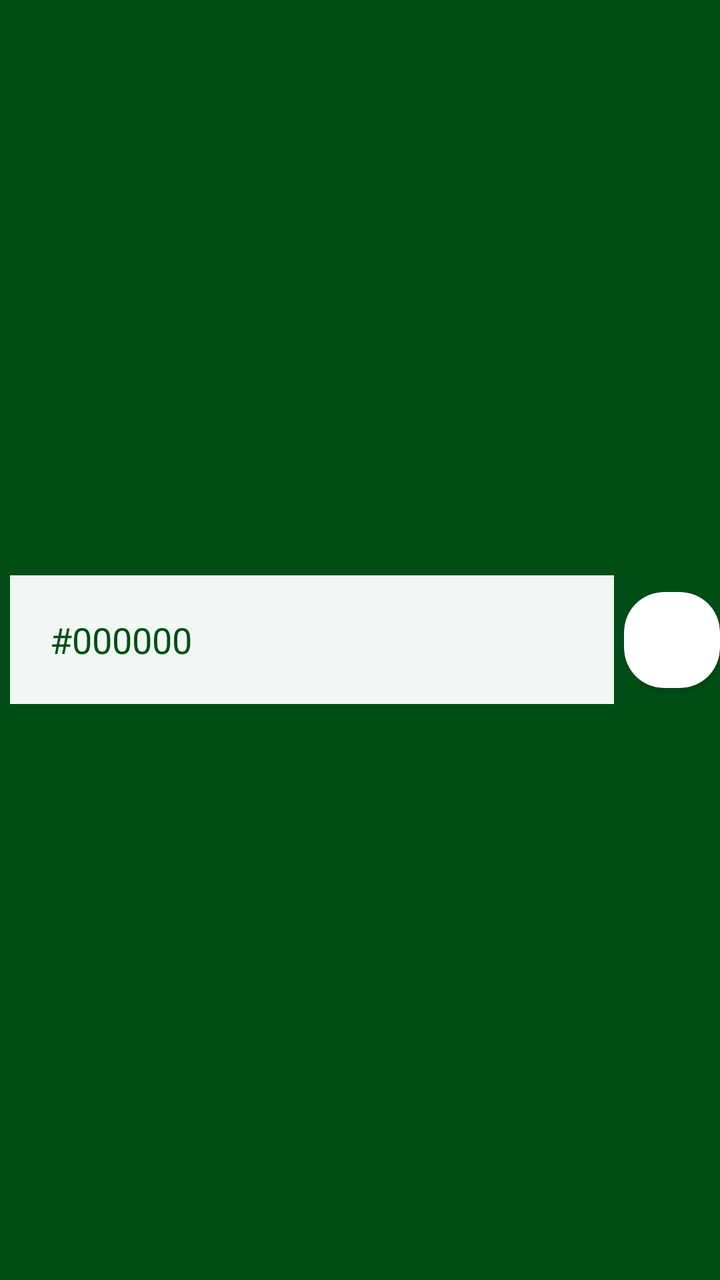
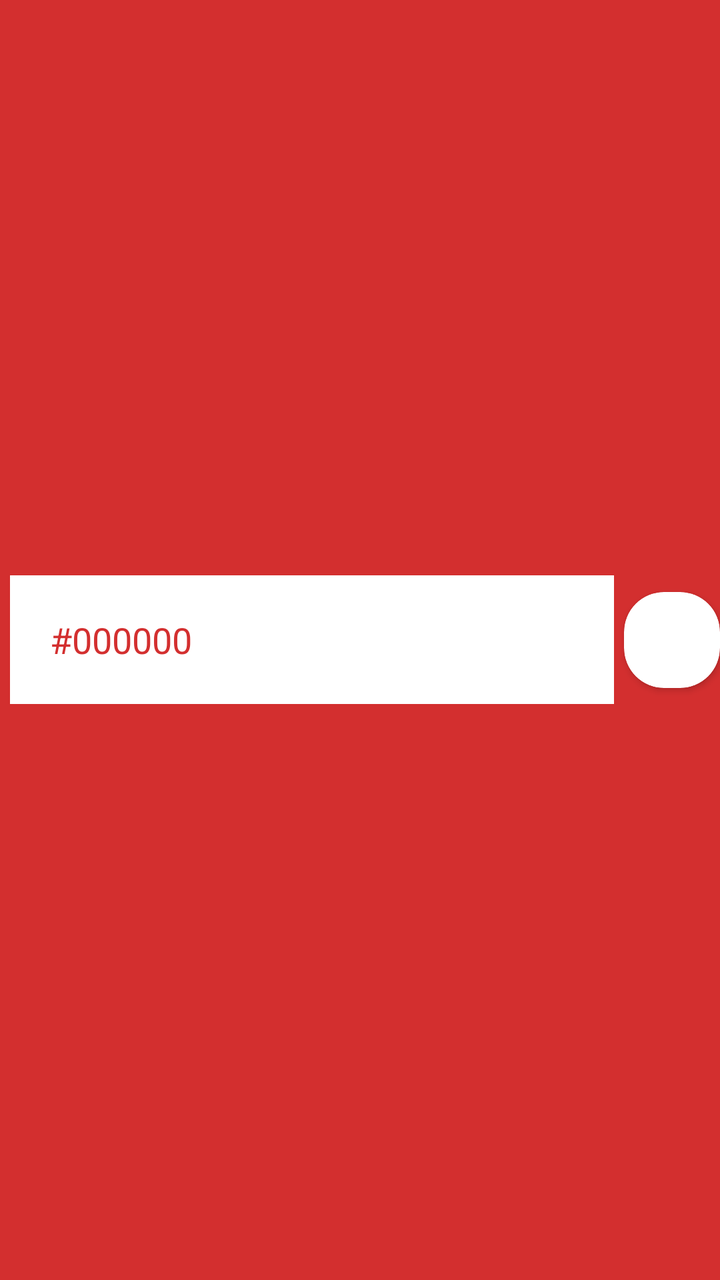

Screens rendered from an Android XML layout before and after an edit, with the pre-edit source and the edit as a unified diff.
<!-- AndroidManifest.xml: application theme Theme.HealthCareProject -->
<!-- res/layout/dashboardviewindex.xml -->
<?xml version="1.0" encoding="utf-8"?>
<LinearLayout xmlns:android="http://schemas.android.com/apk/res/android"
    android:layout_width="match_parent"
    android:layout_height="wrap_content"
    xmlns:app="http://schemas.android.com/apk/res-auto"
    android:orientation="horizontal"
    android:gravity="center_vertical"
    android:background="@color/olive">

<TextView
    android:id="@+id/list_item"
    android:layout_width="wrap_content"
    android:layout_height="wrap_content"
    android:layout_weight="1"
    android:layout_margin="5dp"
    android:background="@color/softmin"
    android:textColor="@color/olive"
    android:layout_gravity="center"
    android:padding="20dp"
    android:text="#000000"
    android:textSize="18sp"/>

    <androidx.cardview.widget.CardView
        android:layout_width="48dp"
        android:layout_height="48dp"
        app:cardCornerRadius="20dp">

        <ImageView
            android:id="@+id/image_icon"
            android:layout_width="48dp"
            android:layout_height="48dp" />

    </androidx.cardview.widget.CardView>


</LinearLayout>
<!-- resources referenced by this layout -->
<resources>
  <color name="olive">#004E16</color>
  <color name="softmin">#F1F8F3</color>
  <style name="Theme.HealthCareProject" parent="Theme.MaterialComponents.DayNight.NoActionBar">
          
          <item name="colorPrimary">@color/olive</item>
          <item name="colorPrimaryVariant">@color/olive</item>
          <item name="colorOnPrimary">@color/white</item>
          
          <item name="colorSecondary">@color/deepSkyBlue</item>
          <item name="colorSecondaryVariant">@color/orange</item>
          <item name="colorOnSecondary">@color/yellow</item>
          <item name="colorControlActivated">@color/deepSkyBlue</item>
          
          <item name="android:statusBarColor">?attr/colorPrimaryVariant</item>
          
  
      </style>
  <color name="white">#FFFFFFFF</color>
  <color name="deepSkyBlue">#00BFFF</color>
  <color name="orange">#FFA500</color>
  <color name="yellow">#FFFF00</color>
</resources>

<!-- the commit's change to res/layout/dashboardviewindex.xml (unified diff, before → after) -->
@@ -5,7 +5,7 @@
     xmlns:app="http://schemas.android.com/apk/res-auto"
     android:orientation="horizontal"
     android:gravity="center_vertical"
-    android:background="@color/olive">
+    android:background="@color/c_red">
 
 <TextView
     android:id="@+id/list_item"
@@ -13,8 +13,8 @@
     android:layout_height="wrap_content"
     android:layout_weight="1"
     android:layout_margin="5dp"
-    android:background="@color/softmin"
-    android:textColor="@color/olive"
+    android:background="@color/white"
+    android:textColor="@color/c_red"
     android:layout_gravity="center"
     android:padding="20dp"
     android:text="#000000"
<!-- resource entries referenced after the edit -->
@@ -1,25 +1,25 @@
 <!-- resources referenced by this layout -->
 <resources>
-  <color name="olive">#004E16</color>
-  <color name="softmin">#F1F8F3</color>
+  <color name="c_red">#D32F2F</color>
   <style name="Theme.HealthCareProject" parent="Theme.MaterialComponents.DayNight.NoActionBar">
           
-          <item name="colorPrimary">@color/olive</item>
-          <item name="colorPrimaryVariant">@color/olive</item>
+          <item name="colorPrimary">@color/c_red</item>
+          <item name="colorPrimaryVariant">@color/c_red</item>
           <item name="colorOnPrimary">@color/white</item>
           
-          <item name="colorSecondary">@color/deepSkyBlue</item>
-          <item name="colorSecondaryVariant">@color/orange</item>
-          <item name="colorOnSecondary">@color/yellow</item>
-          <item name="colorControlActivated">@color/deepSkyBlue</item>
+          <item name="colorSecondary">@color/c_red</item>
+          <item name="colorSecondaryVariant">@color/c_red</item>
+          <item name="colorOnSecondary">@color/white</item>
+          <item name="colorControlActivated">@color/c_red</item>
           
-          <item name="android:statusBarColor">?attr/colorPrimaryVariant</item>
+          <item name="android:statusBarColor">@color/c_red</item>
           
   
+          <item name="android:actionOverflowButtonStyle">@style/ThreedotColor</item>
       </style>
-  <color name="white">#FFFFFFFF</color>
-  <color name="deepSkyBlue">#00BFFF</color>
-  <color name="orange">#FFA500</color>
-  <color name="yellow">#FFFF00</color>
+  <style name="ThreedotColor" parent="Widget.AppCompat.ActionButton.Overflow">
+          <item name="tint">@color/white</item>
+      </style>
+  <color name="white">#FFFFFF</color>
 </resources>
 
